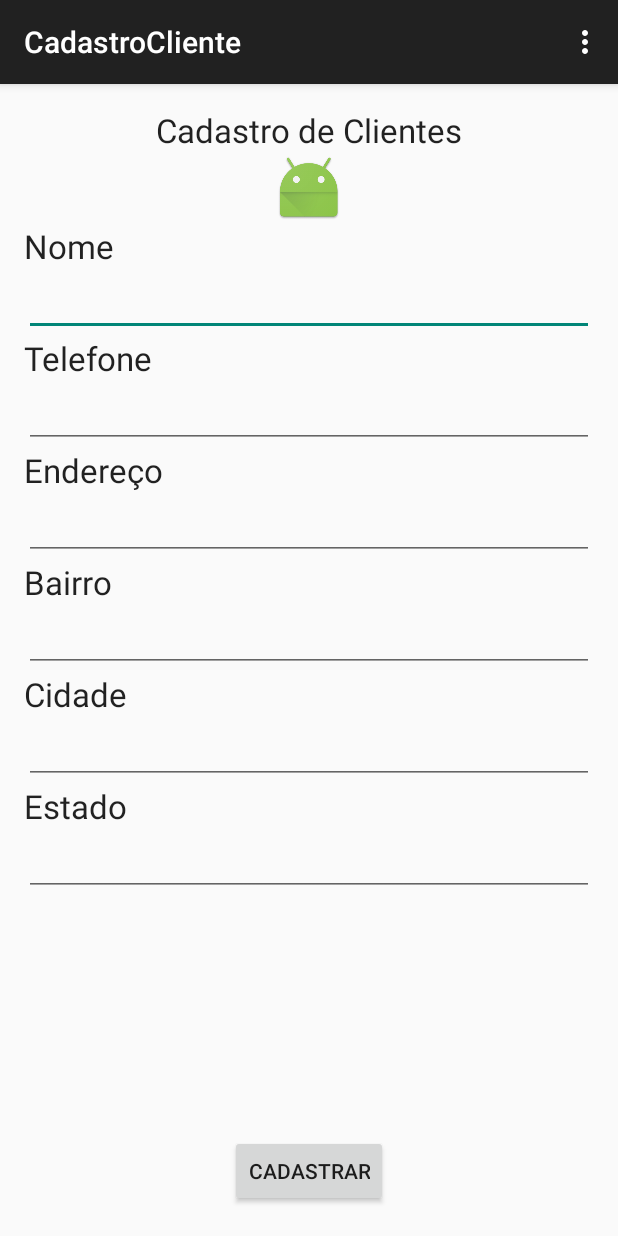
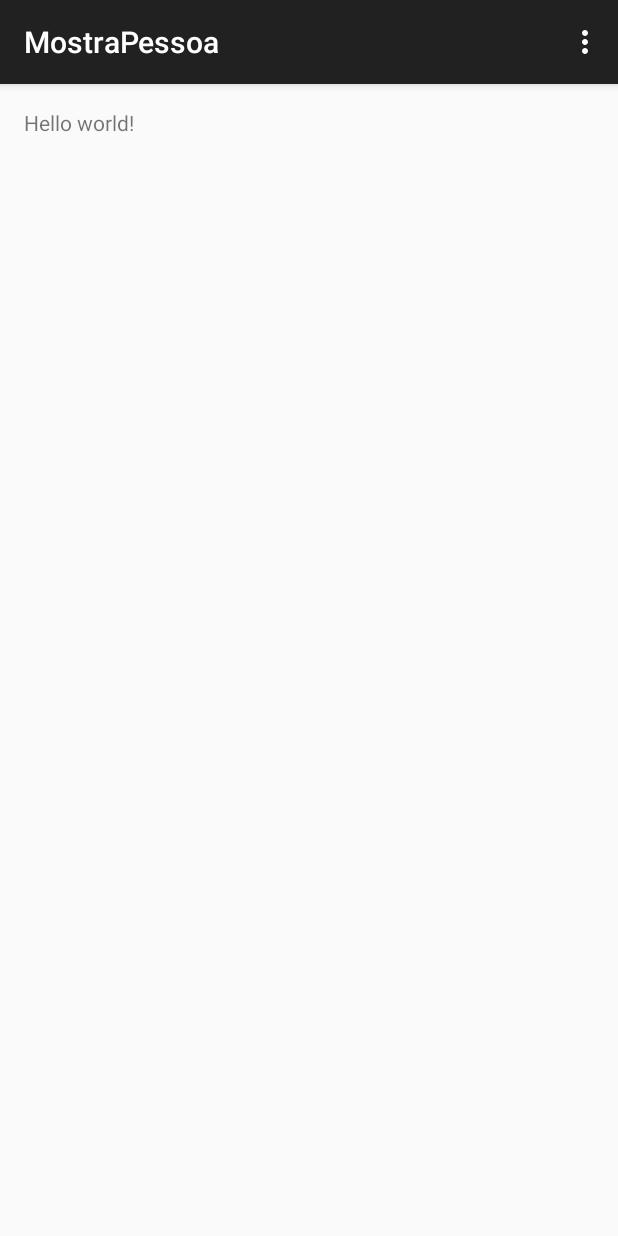
Before and after one commit to marcoshol/CadastroCliente, an Android app: the screen it shows after launch (MainActivity before the commit, MostraPessoa after it), after a tap on "CADASTRAR", on a phone screen of 412 x 824 dp. Run offline under Robolectric (Android 15) with nearby library versions, the phone set to English and light mode, and no system bars; 6 statements that could not run were skipped.

Commit message:
seg 04/05/2015 a noite

```diff
--- a/app/src/main/AndroidManifest.xml
+++ b/app/src/main/AndroidManifest.xml
@@ -16,6 +16,10 @@
                 <category android:name="android.intent.category.LAUNCHER" />
             </intent-filter>
         </activity>
+        <activity
+            android:name=".MostraPessoa"
+            android:label="@string/title_activity_mostra_pessoa" >
+        </activity>
     </application>
 
 </manifest>
--- a/app/src/main/java/DatabaseHelper.java
+++ b/app/src/main/java/com/example/marcos/cadastrocliente/DatabaseHelper.java
@@ -1,3 +1,5 @@
+package com.example.marcos.cadastrocliente;
+
 import android.content.Context;
 import android.database.sqlite.SQLiteDatabase;
 import android.database.sqlite.SQLiteOpenHelper;
--- a/app/src/main/java/com/example/marcos/cadastrocliente/MainActivity.java
+++ b/app/src/main/java/com/example/marcos/cadastrocliente/MainActivity.java
@@ -1,6 +1,7 @@
 package com.example.marcos.cadastrocliente;
 
 import android.content.ContentValues;
+import android.content.Intent;
 import android.database.sqlite.SQLiteDatabase;
 import android.support.v7.app.ActionBarActivity;
 import android.os.Bundle;
@@ -12,24 +13,42 @@ import android.widget.EditText;
 
 public class MainActivity extends ActionBarActivity {
 
-    EditText nome, cidade;
-    String snome, scidade;
+    EditText nome, cidade, telefone, estado, bairro, endereco;
+    String sNome, sCidade, sTelefone, sEstado, sBairro, sEndereco;
+
 
 
     @Override
     protected void onCreate(Bundle savedInstanceState) {
         nome = (EditText) findViewById(R.id.edt_nome);
         cidade = (EditText) findViewById(R.id.edt_cidade);
-        snome = nome.getText().toString();
-        scidade = cidade.getText().toString();
+        telefone = (EditText) findViewById(R.id.edt_telefone);
+        estado = (EditText) findViewById(R.id.edt_estado);
+        bairro = (EditText) findViewById(R.id.edt_bairro);
+        endereco = (EditText) findViewById(R.id.edt_endereco);
+        sNome = nome.getText().toString();
+        sCidade = cidade.getText().toString();
+        sTelefone = telefone.getText().toString();
+        sEstado = estado.getText().toString();
+        sBairro = bairro.getText().toString();
+        sEndereco = endereco.getText().toString();
         super.onCreate(savedInstanceState);
         setContentView(R.layout.activity_main);
     }
 
     public void cadastrar(View V){
-        DatabaseHelper db = getReadableDatabase();
 
-        ContentValues values = new ContentValues();
+        Pessoa pessoa = new Pessoa();
+        pessoa.setpNome(sNome);
+        pessoa.setpTelefone(sTelefone);
+        pessoa.setpEndereco(sEndereco);
+        pessoa.setpBairro(sBairro);
+        pessoa.setpCidade(sCidade);
+        pessoa.setpEstado(sEstado);
+
+        Intent i = new Intent(this, MostraPessoa.class);
+        i.putExtra("Pessoa", pessoa);
+        startActivity(i);
     }
 
 
--- /dev/null
+++ b/app/src/main/java/com/example/marcos/cadastrocliente/MostraPessoa.java
@@ -0,0 +1,39 @@
+package com.example.marcos.cadastrocliente;
+
+import android.support.v7.app.ActionBarActivity;
+import android.os.Bundle;
+import android.view.Menu;
+import android.view.MenuItem;
+
+
+public class MostraPessoa extends ActionBarActivity {
+
+    @Override
+    protected void onCreate(Bundle savedInstanceState) {
+        super.onCreate(savedInstanceState);
+        setContentView(R.layout.activity_mostra_pessoa);
+    }
+
+
+    @Override
+    public boolean onCreateOptionsMenu(Menu menu) {
+        // Inflate the menu; this adds items to the action bar if it is present.
+        getMenuInflater().inflate(R.menu.menu_mostra_pessoa, menu);
+        return true;
+    }
+
+    @Override
+    public boolean onOptionsItemSelected(MenuItem item) {
+        // Handle action bar item clicks here. The action bar will
+        // automatically handle clicks on the Home/Up button, so long
+        // as you specify a parent activity in AndroidManifest.xml.
+        int id = item.getItemId();
+
+        //noinspection SimplifiableIfStatement
+        if (id == R.id.action_settings) {
+            return true;
+        }
+
+        return super.onOptionsItemSelected(item);
+    }
+}
--- /dev/null
+++ b/app/src/main/java/com/example/marcos/cadastrocliente/Pessoa.java
@@ -0,0 +1,71 @@
+package com.example.marcos.cadastrocliente;
+
+import java.io.Serializable;
+
+/**
+ * Created by Marcos on 04/05/2015.
+ */
+public class Pessoa implements Serializable {
+     private String pNome, pTelefone, pEndereco, pBairro, pCidade, pEstado;
+
+    public void Pessoa(){
+
+    }
+
+    public void Pessoa(String nome, String telefone, String endereco, String bairro, String cidade, String estado){
+        pNome = nome;
+        pTelefone = telefone;
+        pEndereco = endereco;
+        pBairro = bairro;
+        pCidade = cidade;
+        pEstado = estado;
+    }
+
+    public String getpNome() {
+        return pNome;
+    }
+
+    public void setpNome(String pNome) {
+        this.pNome = pNome;
+    }
+
+    public String getpTelefone() {
+        return pTelefone;
+    }
+
+    public void setpTelefone(String pTelefone) {
+        this.pTelefone = pTelefone;
+    }
+
+    public String getpEndereco() {
+        return pEndereco;
+    }
+
+    public void setpEndereco(String pEndereco) {
+        this.pEndereco = pEndereco;
+    }
+
+    public String getpBairro() {
+        return pBairro;
+    }
+
+    public void setpBairro(String pBairro) {
+        this.pBairro = pBairro;
+    }
+
+    public String getpCidade() {
+        return pCidade;
+    }
+
+    public void setpCidade(String pCidade) {
+        this.pCidade = pCidade;
+    }
+
+    public String getpEstado() {
+        return pEstado;
+    }
+
+    public void setpEstado(String pEstado) {
+        this.pEstado = pEstado;
+    }
+}
--- /dev/null
+++ b/app/src/main/res/layout/activity_mostra_pessoa.xml
@@ -0,0 +1,12 @@
+<RelativeLayout xmlns:android="http://schemas.android.com/apk/res/android"
+    xmlns:tools="http://schemas.android.com/tools" android:layout_width="match_parent"
+    android:layout_height="match_parent" android:paddingLeft="@dimen/activity_horizontal_margin"
+    android:paddingRight="@dimen/activity_horizontal_margin"
+    android:paddingTop="@dimen/activity_vertical_margin"
+    android:paddingBottom="@dimen/activity_vertical_margin"
+    tools:context="com.example.marcos.cadastrocliente.MostraPessoa">
+
+    <TextView android:text="@string/hello_world" android:layout_width="wrap_content"
+        android:layout_height="wrap_content" />
+
+</RelativeLayout>
--- /dev/null
+++ b/app/src/main/res/menu/menu_mostra_pessoa.xml
@@ -0,0 +1,7 @@
+<menu xmlns:android="http://schemas.android.com/apk/res/android"
+    xmlns:app="http://schemas.android.com/apk/res-auto"
+    xmlns:tools="http://schemas.android.com/tools"
+    tools:context="com.example.marcos.cadastrocliente.MostraPessoa">
+    <item android:id="@+id/action_settings" android:title="@string/action_settings"
+        android:orderInCategory="100" app:showAsAction="never" />
+</menu>
--- a/app/src/main/res/values/strings.xml
+++ b/app/src/main/res/values/strings.xml
@@ -3,4 +3,5 @@
 
     <string name="hello_world">Hello world!</string>
     <string name="action_settings">Settings</string>
+    <string name="title_activity_mostra_pessoa">MostraPessoa</string>
 </resources>
```
